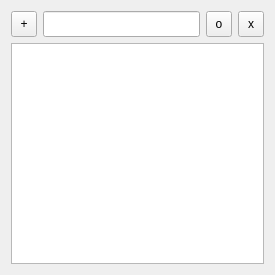
The window that src/NoteWidget/notewidget.ui (Odizinne/Qwote) describes before a commit, drawn with Qt 5.
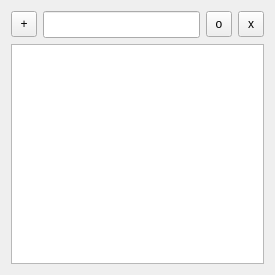
The same window after the commit.

Diff of the .ui file:
```diff
--- a/src/NoteWidget/notewidget.ui
+++ b/src/NoteWidget/notewidget.ui
@@ -35,6 +35,12 @@
        <height>26</height>
       </size>
      </property>
+     <property name="font">
+      <font>
+       <family>Consolas</family>
+       <pointsize>12</pointsize>
+      </font>
+     </property>
      <property name="maxLength">
       <number>1000</number>
      </property>
@@ -73,7 +79,14 @@
     </widget>
    </item>
    <item row="1" column="0" colspan="4">
-    <widget class="QTextEdit" name="noteTextEdit"/>
+    <widget class="QTextEdit" name="noteTextEdit">
+     <property name="font">
+      <font>
+       <family>Consolas</family>
+       <pointsize>12</pointsize>
+      </font>
+     </property>
+    </widget>
    </item>
   </layout>
  </widget>
```
